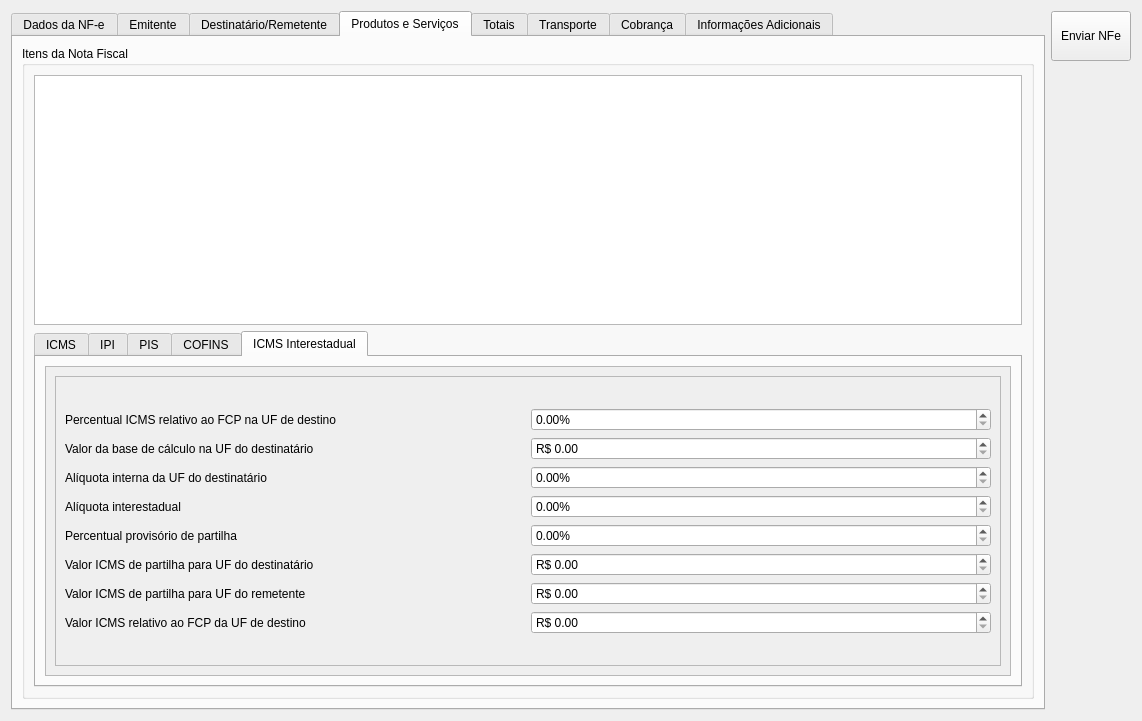
First picture: the form in ui/cadastrarnfe.ui, repository darktorres/ERP-STACCATO, before the edit.
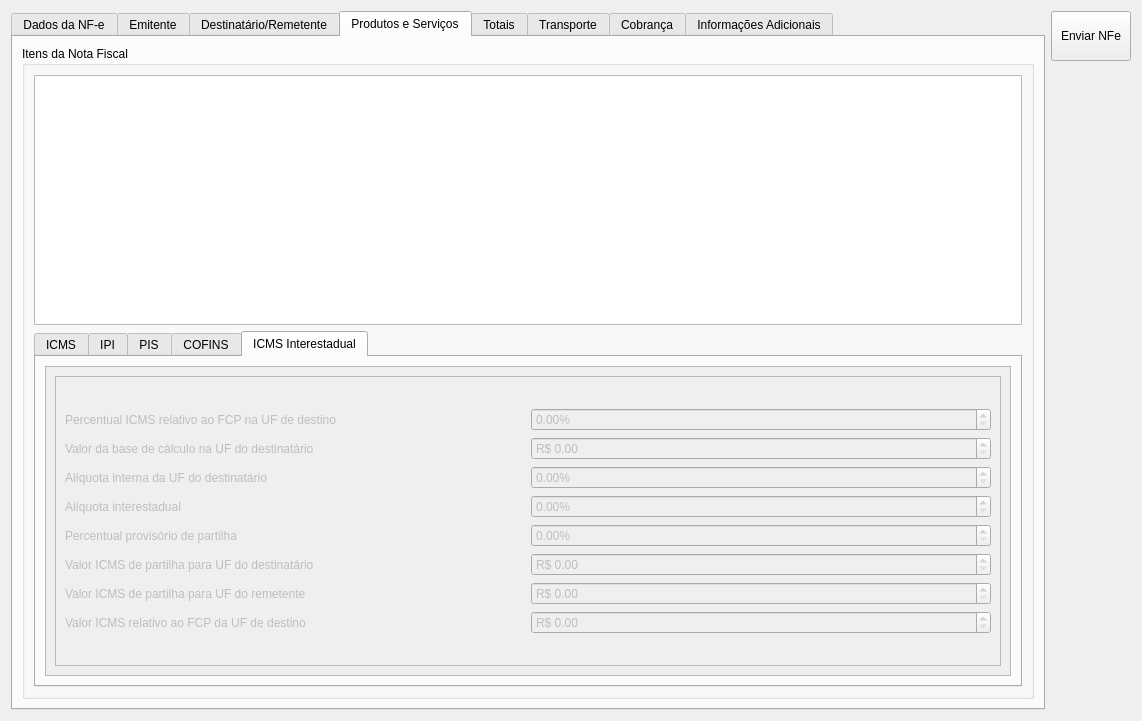
Second picture: the form after the edit. The open tabs and pages were chosen to show the change. Custom widgets are drawn as their Qt base class.

```diff
--- a/ui/cadastrarnfe.ui
+++ b/ui/cadastrarnfe.ui
@@ -2329,13 +2329,16 @@
                   <rect>
                    <x>0</x>
                    <y>0</y>
-                   <width>965</width>
-                   <height>339</height>
+                   <width>966</width>
+                   <height>312</height>
                   </rect>
                  </property>
                  <layout class="QGridLayout" name="gridLayout_86">
                   <item row="0" column="0">
                    <widget class="QFrame" name="frameInterEstadual">
+                    <property name="enabled">
+                     <bool>false</bool>
+                    </property>
                     <property name="frameShape">
                      <enum>QFrame::StyledPanel</enum>
                     </property>
```
Left out of the diff: 135 changed lines with no effect on the pictures.
